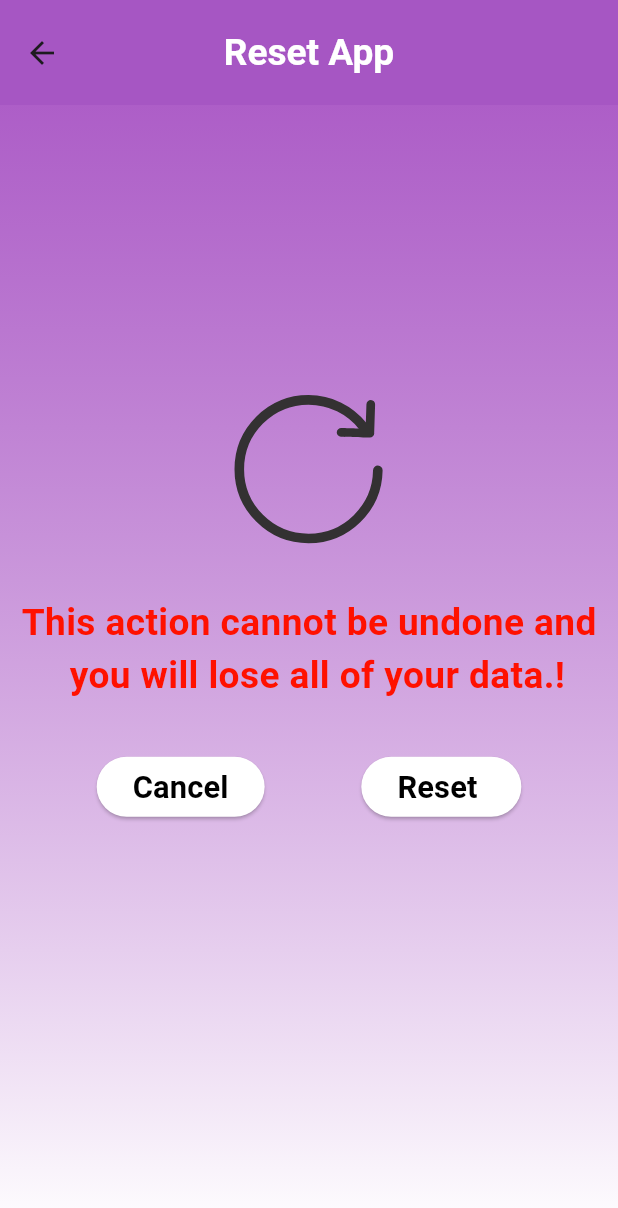
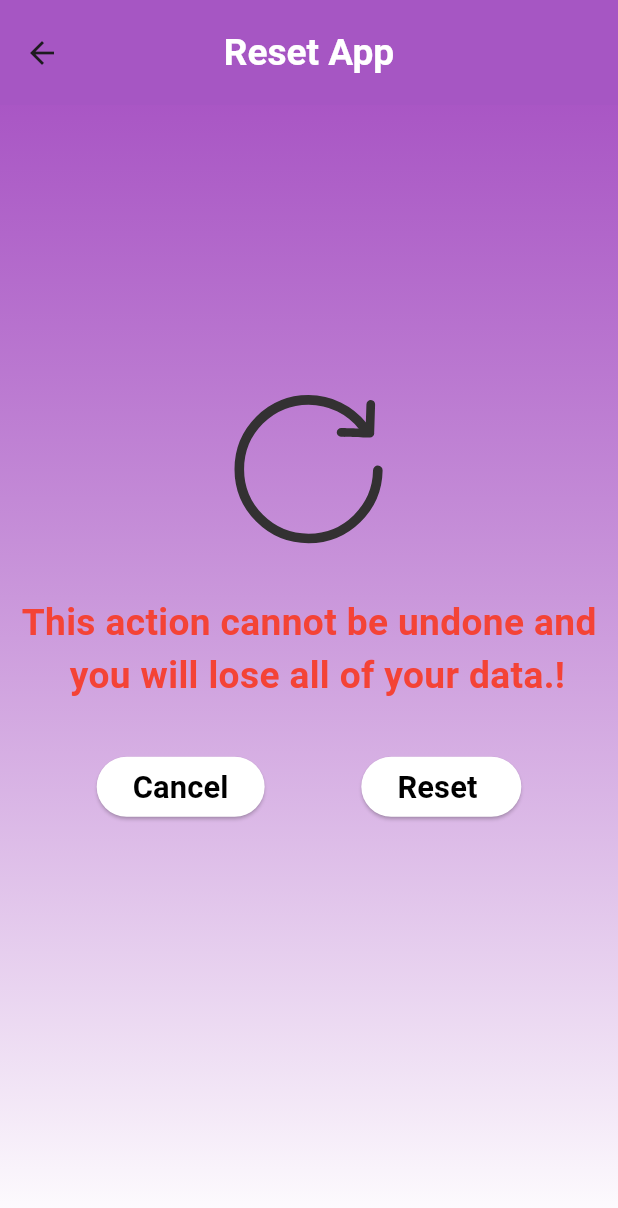
Before and after one commit to BIBINKB97/fund_flow, a Flutter app: the ResetApp screen opened directly, on a phone screen of 412 x 824 dp. Shown: the top 1208 px of the screen. Run offline on Flutter 3.47's test engine with Material 3 defaults, Android fonts, the phone set to English and light mode, and no system bars; our stand-ins replace animate_do, flutter_slidable, google_fonts, hive, hive_flutter, iconly and 3 more; accounts and stored records are empty.

Commit message:
completed reset app page

```diff
--- a/lib/view/settings/reset_app/reset_app.dart
+++ b/lib/view/settings/reset_app/reset_app.dart
@@ -1,6 +1,7 @@
 import 'package:flutter/material.dart';
 import 'package:fund_flow/model/category_model/category_model.dart';
 import 'package:fund_flow/model/transaction_model/transaction_model.dart';
+import 'package:fund_flow/utils/colors.dart';
 import 'package:fund_flow/view/home_page/balance/balance.dart';
 import 'package:fund_flow/view/splash_screens/splash1.dart';
 import 'package:hive/hive.dart';
@@ -20,12 +21,12 @@ class ResetApp extends StatelessWidget {
             'Reset App',
             style: TextStyle(
                 fontSize: MediaQuery.of(context).size.width * 0.06,
-                color: Colors.white,
+                color: kwhite,
                 fontWeight: FontWeight.w600),
           ),
           toolbarHeight: 70,
           elevation: 1,
-          backgroundColor: Color.fromARGB(210, 151, 52, 184),
+          backgroundColor: ktheme,
         ),
         body: Center(
           child: Container(
@@ -34,8 +35,8 @@ class ResetApp extends StatelessWidget {
                 begin: Alignment.topCenter,
                 end: Alignment.bottomCenter,
                 colors: const [
-                  Color.fromARGB(200, 151, 52, 184),
-                  Colors.white,
+                 ktheme,
+                  kwhite,
                 ],
               ),
             ),
@@ -52,7 +53,7 @@ class ResetApp extends StatelessWidget {
                 Text(
                   'This action cannot be undone and\n     you will lose all of your data.!',
                   style: TextStyle(
-                      color: Color.fromARGB(255, 255, 17, 0),
+                      color: kred,
                       fontSize: MediaQuery.of(context).size.width * 0.06,
                       fontWeight: FontWeight.w600),
                 ),
@@ -66,14 +67,14 @@ class ResetApp extends StatelessWidget {
                         child: ElevatedButton(
                             style: ButtonStyle(
                                 backgroundColor:
-                                    MaterialStateProperty.all(Colors.white)),
+                                    MaterialStateProperty.all(kwhite)),
                             onPressed: () {
                               Navigator.of(context).pop();
                             },
                             child: Text(
                               'Cancel',
                               style: TextStyle(
-                                  color: Colors.black,
+                                  color: kblack,
                                   fontSize:
                                       MediaQuery.of(context).size.width * 0.05,
                                   fontWeight: FontWeight.w600),
@@ -81,7 +82,7 @@ class ResetApp extends StatelessWidget {
                     ElevatedButton(
                         style: ButtonStyle(
                             backgroundColor:
-                                MaterialStateProperty.all<Color>(Colors.white)),
+                                MaterialStateProperty.all<Color>(kwhite)),
                         onPressed: () async {
                           showDialog(
                               context: context,
@@ -90,7 +91,7 @@ class ResetApp extends StatelessWidget {
                                   title: Text(
                                     'Alert ! ',
                                     style: TextStyle(
-                                        color: Colors.red,
+                                        color: kred,
                                         fontSize:
                                             MediaQuery.of(context).size.width *
                                                 0.055,
@@ -116,7 +117,7 @@ class ResetApp extends StatelessWidget {
                                                       .size
                                                       .width *
                                                   0.052,
-                                              color: Colors.green),
+                                              color: kgreen),
                                         )),
                                     TextButton(
                                         onPressed: () async {
@@ -157,7 +158,7 @@ class ResetApp extends StatelessWidget {
                                                       .size
                                                       .width *
                                                   0.052,
-                                              color: Colors.red),
+                                              color: kred),
                                         ))
                                   ],
                                 );
@@ -166,7 +167,7 @@ class ResetApp extends StatelessWidget {
                         child: Text(
                           'Reset ',
                           style: TextStyle(
-                              color: Colors.black,
+                              color: kblack,
                               fontSize:
                                   MediaQuery.of(context).size.width * 0.05,
                               fontWeight: FontWeight.w600),
```
